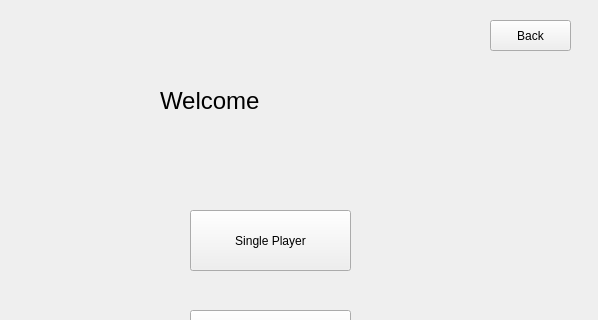
Old version of the form Tank_Trouble_IV/welcomewidget.ui in the repository raitocc/run; both pictures show x 0 to 598 and y 0 to 320 of the 598 by 481 pixel window.
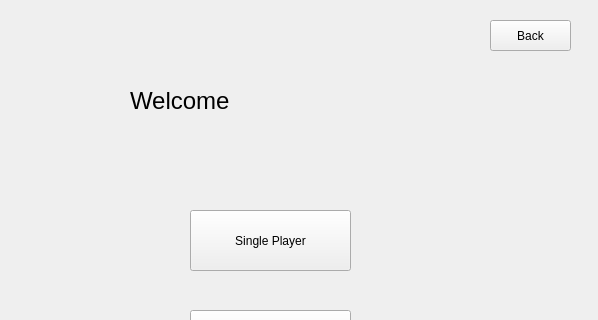
New version of the form.

```diff
--- a/Tank_Trouble_IV/welcomewidget.ui
+++ b/Tank_Trouble_IV/welcomewidget.ui
@@ -55,9 +55,9 @@
   <widget class="QLabel" name="label">
    <property name="geometry">
     <rect>
-     <x>160</x>
+     <x>130</x>
      <y>70</y>
-     <width>251</width>
+     <width>331</width>
      <height>61</height>
     </rect>
    </property>
```
